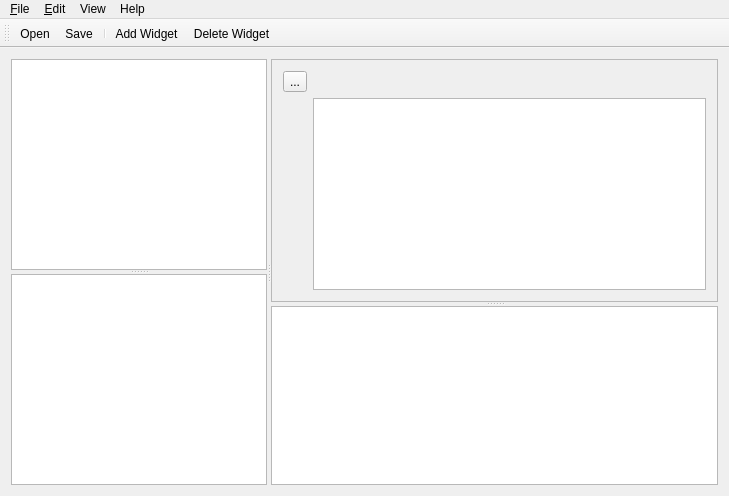
Qt form src/ui/mainwindow.ui (technic/e2designer) before a commit.
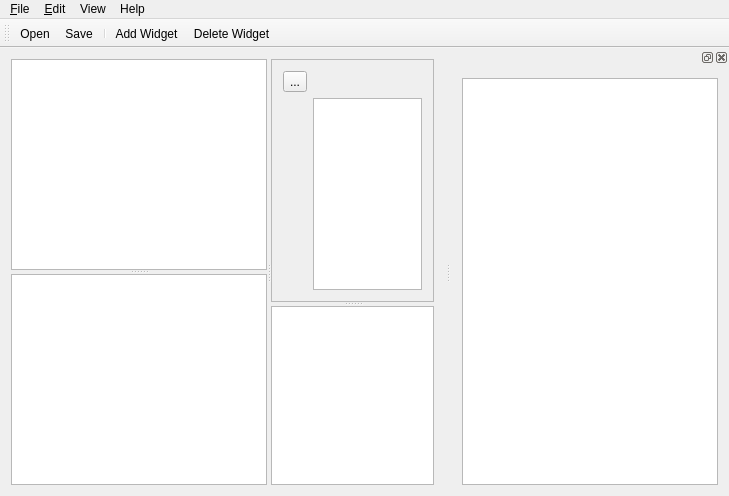
The same form after that commit. Icons and pictures are not drawn. Custom widgets are drawn as their Qt base class.

Commit message: add GUI for qt undo stack

Patch:
```diff
--- a/src/ui/mainwindow.ui
+++ b/src/ui/mainwindow.ui
@@ -17,8 +17,8 @@
    <enum>Qt::ToolButtonTextBesideIcon</enum>
   </property>
   <widget class="QWidget" name="centralWidget">
-   <layout class="QGridLayout" name="gridLayout_2">
-    <item row="0" column="0">
+   <layout class="QHBoxLayout" name="horizontalLayout">
+    <item>
      <widget class="QSplitter" name="splitter">
       <property name="orientation">
        <enum>Qt::Horizontal</enum>
@@ -190,6 +190,18 @@
    <addaction name="actionAddWidget"/>
    <addaction name="actionDeleteWidget"/>
   </widget>
+  <widget class="QDockWidget" name="dockWidget">
+   <attribute name="dockWidgetArea">
+    <number>2</number>
+   </attribute>
+   <widget class="QWidget" name="dockWidgetContents">
+    <layout class="QVBoxLayout" name="verticalLayout">
+     <item>
+      <widget class="QUndoView" name="undoListView"/>
+     </item>
+    </layout>
+   </widget>
+  </widget>
   <action name="actionOpen">
    <property name="text">
     <string>&amp;Open...</string>
@@ -324,6 +336,11 @@
    <extends>QPlainTextEdit</extends>
    <header>editor/codeeditor.hpp</header>
   </customwidget>
+  <customwidget>
+   <class>QUndoView</class>
+   <extends>QListView</extends>
+   <header>QUndoView</header>
+  </customwidget>
  </customwidgets>
  <resources/>
  <connections/>
```
Left out of the diff: 15 changed lines with no effect on the pictures. The commit also changes 3 other files.
